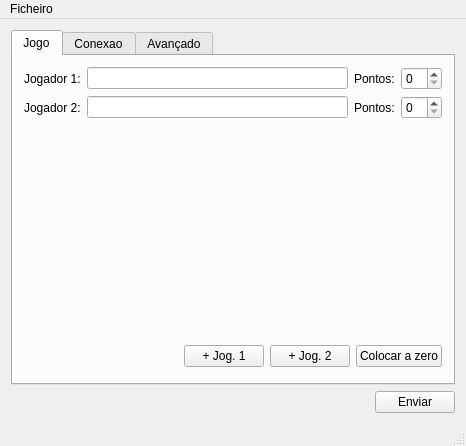
Before: the Qt Designer form apps/pool/mainwindow.ui in alvieboy/iotpanel, drawn with Qt 5.
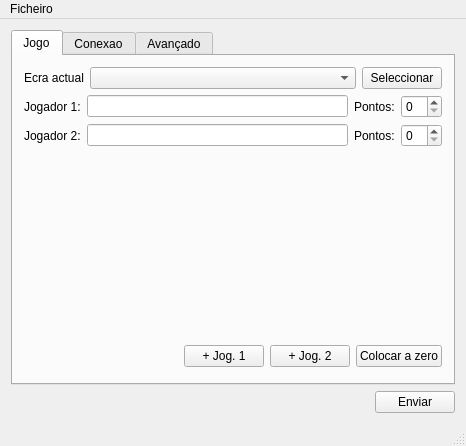
After: the same form once the commit is applied. The open tabs and pages were chosen to show the change.

```diff
--- a/apps/pool/mainwindow.ui
+++ b/apps/pool/mainwindow.ui
@@ -25,6 +25,37 @@
         <string>Jogo</string>
        </attribute>
        <layout class="QVBoxLayout" name="verticalLayout_3">
+        <item>
+         <layout class="QHBoxLayout" name="horizontalLayout_3">
+          <property name="topMargin">
+           <number>0</number>
+          </property>
+          <item>
+           <widget class="QLabel" name="label_9">
+            <property name="text">
+             <string>Ecra actual</string>
+            </property>
+           </widget>
+          </item>
+          <item>
+           <widget class="QComboBox" name="screenComboBox">
+            <property name="sizePolicy">
+             <sizepolicy hsizetype="Expanding" vsizetype="Fixed">
+              <horstretch>0</horstretch>
+              <verstretch>0</verstretch>
+             </sizepolicy>
+            </property>
+           </widget>
+          </item>
+          <item>
+           <widget class="QPushButton" name="pushButton_5">
+            <property name="text">
+             <string>Seleccionar</string>
+            </property>
+           </widget>
+          </item>
+         </layout>
+        </item>
         <item>
          <layout class="QGridLayout" name="gridLayout">
           <item row="0" column="0">
```
Left out of the diff: 27 changed lines with no effect on the pictures.
